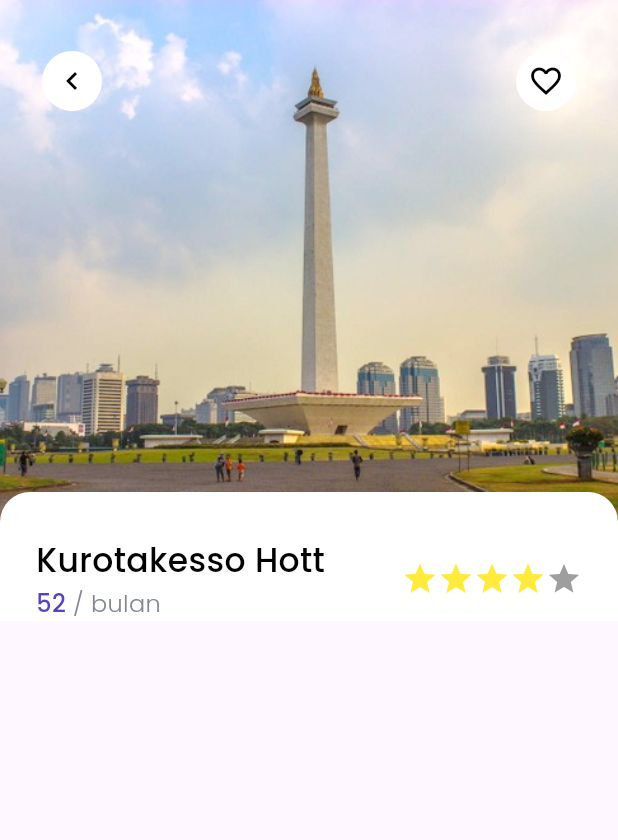
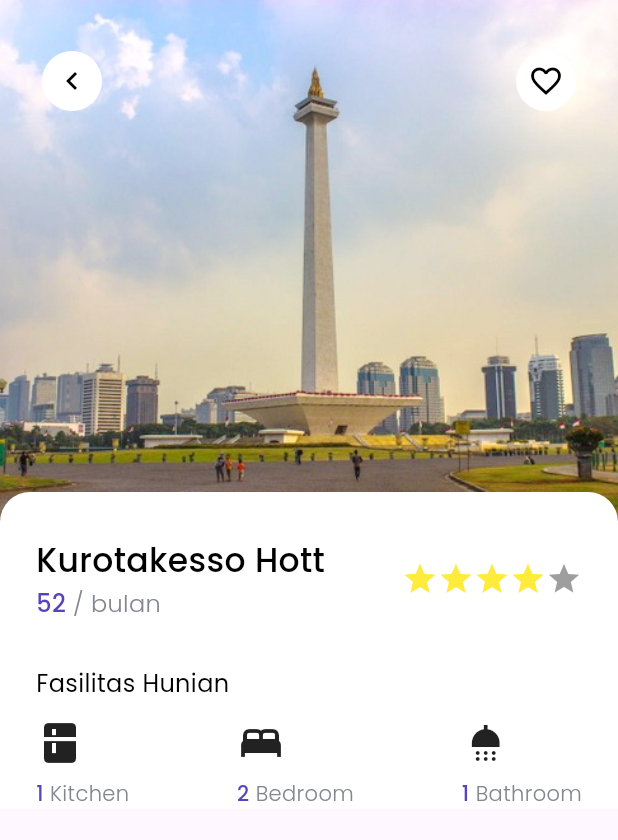
Before and after one commit to nomenklatur/belive, a Flutter app: the DetailScreen screen opened directly, on a phone screen of 412 x 824 dp. Shown: the top 840 px of the screen. Run offline on Flutter 3.47's test engine with Material 3 defaults, Android fonts, the phone set to English and light mode, and no system bars; our stand-ins replace google_fonts.

Commit message:
feat: facilities section on detail screen

```diff
--- a/lib/main.dart
+++ b/lib/main.dart
@@ -11,7 +11,7 @@ class MyApp extends StatelessWidget {
   // This widget is the root of your application.
   @override
   Widget build(BuildContext context) {
-    return MaterialApp(
+    return const MaterialApp(
       debugShowCheckedModeBanner: false,
       home: SplashScreen(),
     );
--- a/lib/screens/detail.dart
+++ b/lib/screens/detail.dart
@@ -1,7 +1,11 @@
 import 'package:belive/const/styles.dart';
+import 'package:belive/widgets/facility_item.dart';
 import 'package:flutter/material.dart';
 
 class DetailScreen extends StatelessWidget {
+
+  const DetailScreen({super.key});
+
   @override
   Widget build(BuildContext context) {
     return Scaffold(
@@ -21,15 +25,15 @@ class DetailScreen extends StatelessWidget {
                 mainAxisAlignment: MainAxisAlignment.spaceBetween,
                 children: [
                   IconButton.filled(
-                    onPressed: (){ print('pressed');},
-                    icon: Icon(Icons.chevron_left, color: Colors.black,),
+                    onPressed: (){ Navigator.pop(context);},
+                    icon: const Icon(Icons.chevron_left, color: Colors.black,),
                     style: IconButton.styleFrom(
                       backgroundColor: Colors.white
                     ),
                   ),
                   IconButton.filled(
                     onPressed: (){},
-                    icon: Icon(Icons.favorite_outline, color: Colors.black,),
+                    icon: const Icon(Icons.favorite_outline, color: Colors.black,),
                     style: IconButton.styleFrom(
                       backgroundColor: Colors.white
                     ),
@@ -49,6 +53,7 @@ class DetailScreen extends StatelessWidget {
                       color: Colors.white
                     ),
                     child: Column(
+                      crossAxisAlignment: CrossAxisAlignment.start,
                       children: [
                         const SizedBox(height: 30),
                         Padding(
@@ -63,7 +68,7 @@ class DetailScreen extends StatelessWidget {
                                     'Kurotakesso Hott',
                                     style: AppFonts.dark.copyWith(fontSize: 22),
                                   ),
-                                  SizedBox(height: 2),
+                                  const SizedBox(height: 2),
                                   Text.rich(
                                     TextSpan(
                                       text: '52',
@@ -86,10 +91,41 @@ class DetailScreen extends StatelessWidget {
                               )
                             ],
                           ),
+                        ),
+                        const SizedBox(height: 30),
+                        Padding(
+                          padding: const EdgeInsets.only(left: 24),
+                          child: Text('Fasilitas Hunian', style: AppFonts.regular.copyWith(fontSize: 16)),
+                        ),
+                        const SizedBox(height: 12),
+                        const Padding(
+                          padding: EdgeInsets.symmetric(horizontal: 24),
+                          child: Row(
+                            mainAxisAlignment: MainAxisAlignment.spaceBetween,
+                            children: [
+                              FacilityItem(
+                                facilityCount: 1,
+                                facilityName: 'Kitchen',
+                                facilityIcon: Icons.kitchen,
+                              ),
+                              FacilityItem(
+                                facilityCount: 2,
+                                facilityName: 'Bedroom',
+                                facilityIcon: Icons.bed,
+                              ),
+                              FacilityItem(
+                                facilityCount: 1,
+                                facilityName: 'Bathroom',
+                                facilityIcon: Icons.shower,
+                              )
+                            ],
+                          ),
+
                         )
                       ],
                     ),
-                  )
+                  ),
+
                 ],
               ),
           ],
--- /dev/null
+++ b/lib/widgets/facility_item.dart
@@ -0,0 +1,38 @@
+import 'package:belive/const/styles.dart';
+import 'package:flutter/material.dart';
+
+class FacilityItem extends StatelessWidget {
+  final int facilityCount;
+  final String facilityName;
+  final IconData? facilityIcon;
+
+  const FacilityItem({
+    super.key,
+    required this.facilityCount,
+    required this.facilityName,
+    this.facilityIcon = Icons.settings,
+  });
+
+  @override
+  Widget build(BuildContext context) {
+    return Column(
+      crossAxisAlignment: CrossAxisAlignment.start,
+      children: [
+        Icon(
+          facilityIcon,
+          size: 32,
+        ),
+        const SizedBox(height: 8),
+        Text.rich(
+          TextSpan(
+            text: facilityCount.toString(),
+            style: AppFonts.primary.copyWith(fontSize: 14),
+            children: [
+              TextSpan(text: " $facilityName", style: AppFonts.secondary.copyWith(fontSize: 14))
+            ]
+          )
+        ),
+      ],
+    );
+  }
+}
```
